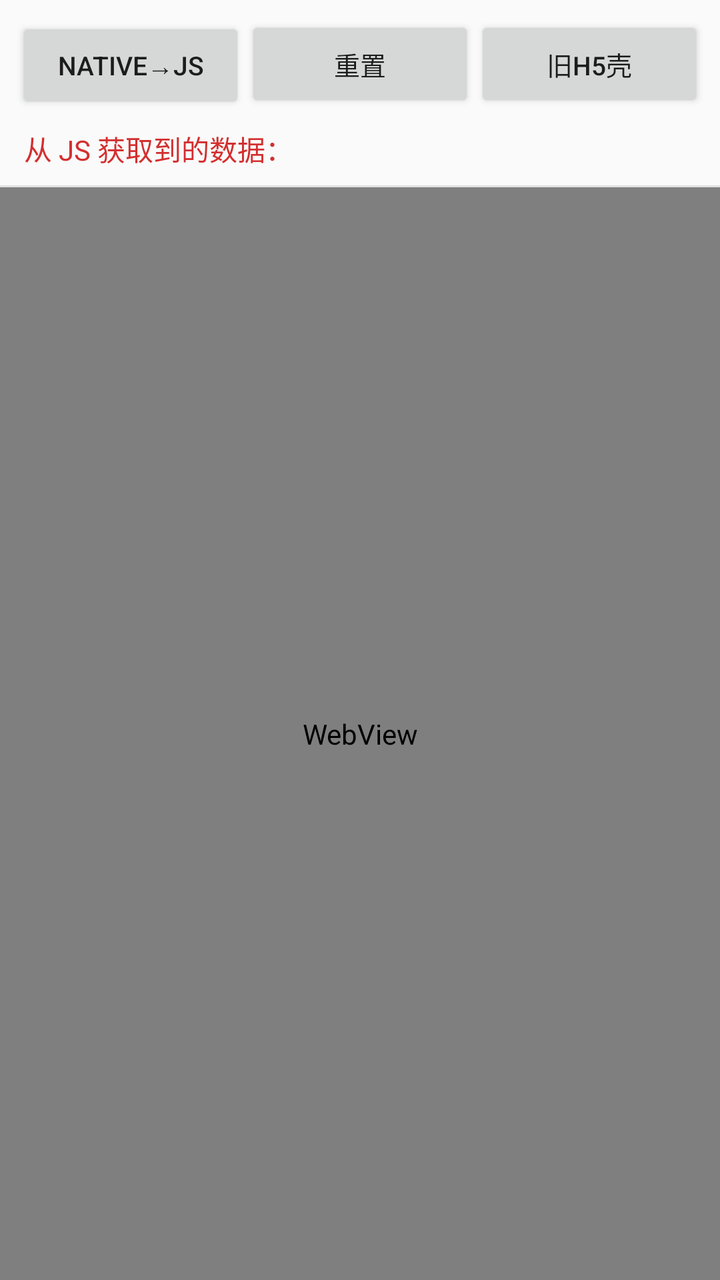
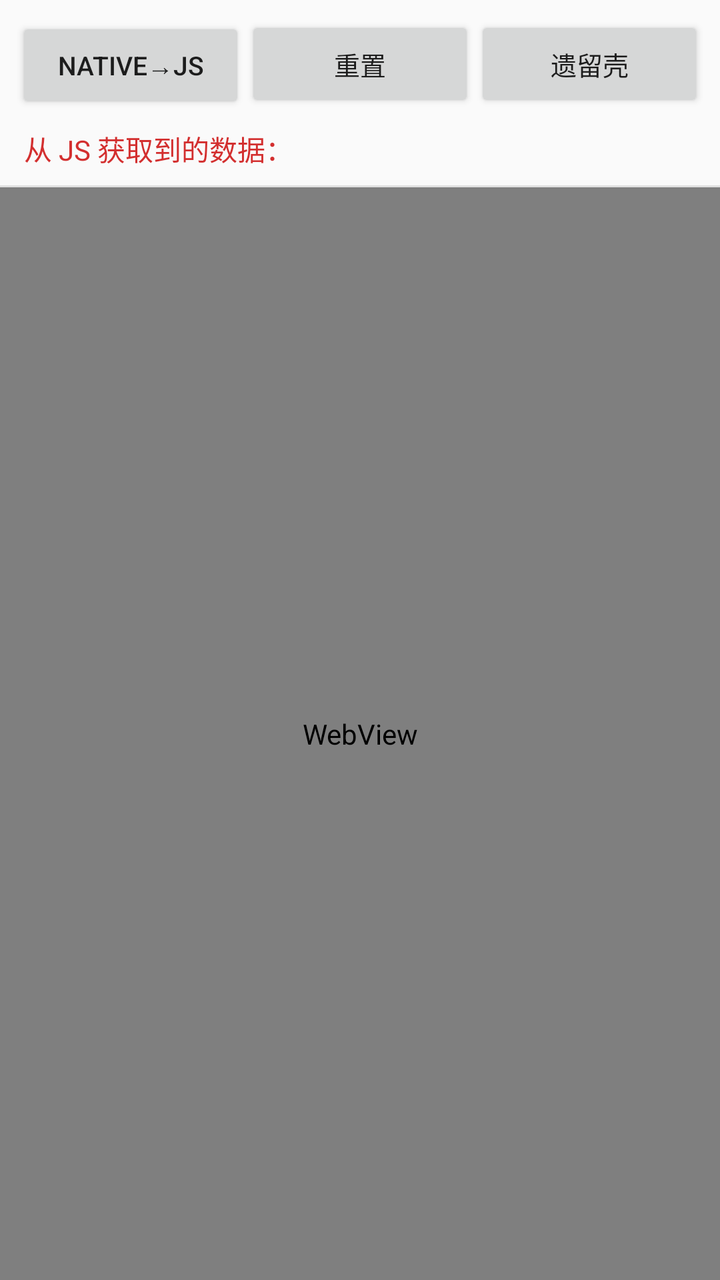

Before-and-after screenshots of an Android layout around one commit, followed by the original layout XML and the change that was made.
<!-- AndroidManifest.xml: application theme AppTheme -->
<!-- res/layout/activity_main.xml -->
<?xml version="1.0" encoding="utf-8"?>
<LinearLayout xmlns:android="http://schemas.android.com/apk/res/android"
    xmlns:tools="http://schemas.android.com/tools"
    android:layout_width="match_parent"
    android:layout_height="match_parent"
    android:orientation="vertical"
    tools:context="com.example.cheng.js.MainActivity">

    <LinearLayout
        android:layout_width="match_parent"
        android:layout_height="wrap_content"
        android:orientation="horizontal"
        android:padding="8dp">

        <Button
            android:id="@+id/btn1"
            android:layout_width="0dp"
            android:layout_height="wrap_content"
            android:layout_weight="1"
            android:text="Native→JS"
            android:textSize="13sp" />

        <Button
            android:id="@+id/btn2"
            android:layout_width="0dp"
            android:layout_height="wrap_content"
            android:layout_weight="1"
            android:text="重置"
            android:textSize="13sp" />

        <Button
            android:id="@+id/btn3"
            android:layout_width="0dp"
            android:layout_height="wrap_content"
            android:layout_weight="1"
            android:text="旧H5壳"
            android:textSize="13sp" />
    </LinearLayout>

    <TextView
        android:id="@+id/textView2"
        android:layout_width="match_parent"
        android:layout_height="wrap_content"
        android:paddingLeft="12dp"
        android:paddingRight="12dp"
        android:paddingBottom="8dp"
        android:text="从 JS 获取到的数据："
        android:textColor="#D32F2F"
        android:textSize="14sp" />

    <View
        android:layout_width="match_parent"
        android:layout_height="1dp"
        android:background="#E0E0E0" />

    <WebView
        android:id="@+id/wv"
        android:layout_width="match_parent"
        android:layout_height="0dp"
        android:layout_weight="1" />

</LinearLayout>
<!-- resources referenced by this layout -->
<resources>
  <style name="AppTheme" parent="Theme.AppCompat.Light.DarkActionBar">
          
          <item name="colorPrimary">@color/colorPrimary</item>
          <item name="colorPrimaryDark">@color/colorPrimaryDark</item>
          <item name="colorAccent">@color/colorAccent</item>
      </style>
  <color name="colorPrimary">#3F51B5</color>
  <color name="colorPrimaryDark">#303F9F</color>
  <color name="colorAccent">#FF4081</color>
</resources>

<!-- the commit's change to res/layout/activity_main.xml (unified diff, before → after) -->
@@ -33,7 +33,7 @@
             android:layout_width="0dp"
             android:layout_height="wrap_content"
             android:layout_weight="1"
-            android:text="旧H5壳"
+            android:text="遗留壳"
             android:textSize="13sp" />
     </LinearLayout>
 
